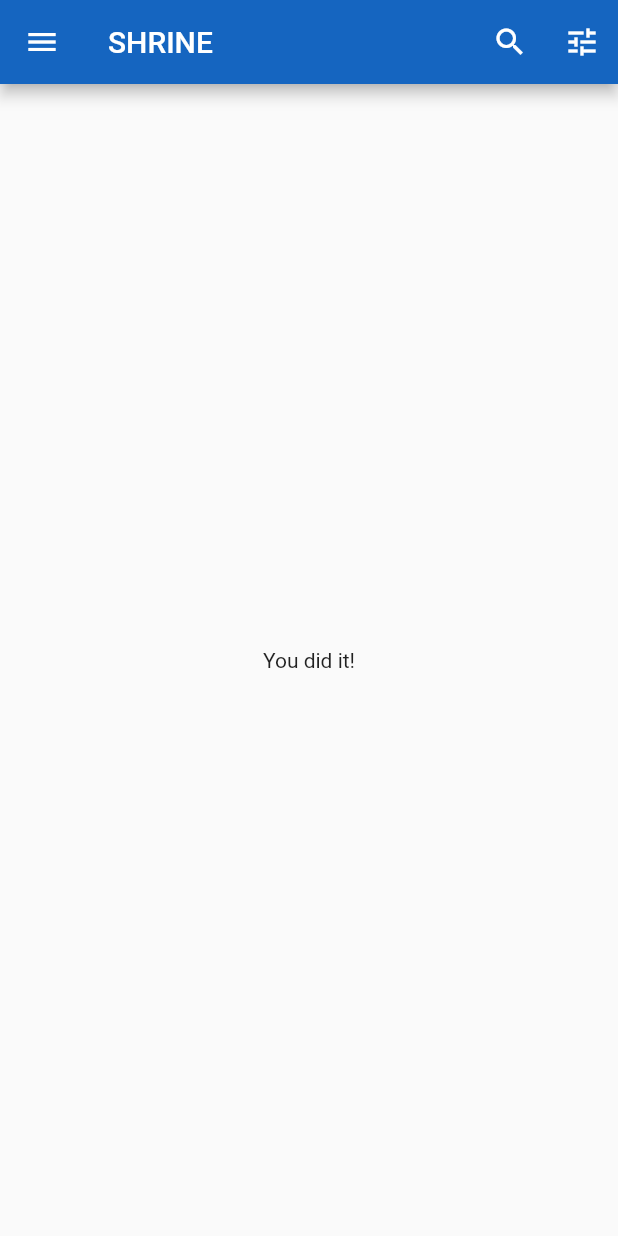
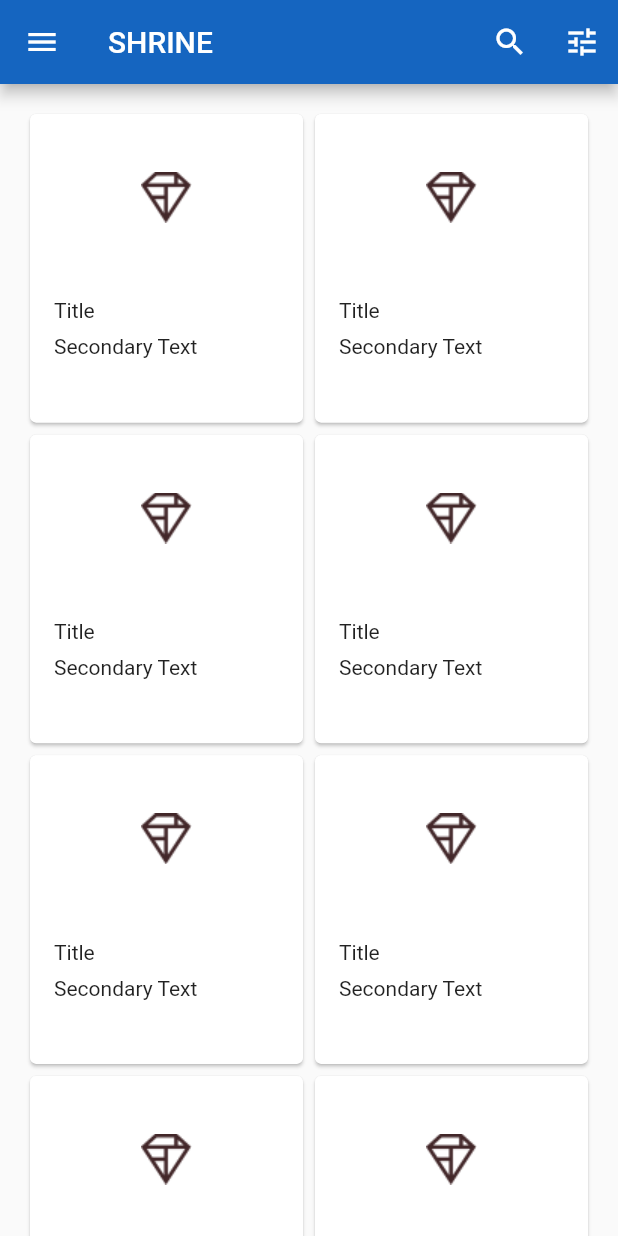
Before and after one commit to mvegas-flutterbots/shrine-commerce, a Flutter app: the HomePage screen opened directly, on a phone screen of 412 x 824 dp. Run offline on Flutter 3.47's test engine with Material 2 defaults, Android fonts, the phone set to English and light mode, and no system bars.

Commit message:
add card and card collection

```diff
--- a/lib/home.dart
+++ b/lib/home.dart
@@ -15,7 +15,35 @@
 import 'package:flutter/material.dart';
 
 class HomePage extends StatelessWidget {
-  // TODO: Make a collection of cards (102)
+  List<Card> _buildGridCards(int count) {
+    List<Card> cards = List.generate(
+      count,
+      (int index) => Card(
+        clipBehavior: Clip.antiAlias,
+        child: Column(
+          crossAxisAlignment: CrossAxisAlignment.start,
+          children: <Widget>[
+            AspectRatio(
+              aspectRatio: 18.0 / 11.0,
+              child: Image.asset('assets/diamond.png'),
+            ),
+            Padding(
+              padding: EdgeInsets.fromLTRB(16.0, 12.0, 16.0, 8.0),
+              child: Column(
+                  crossAxisAlignment: CrossAxisAlignment.start,
+                  children: <Widget>[
+                    Text('Title'),
+                    SizedBox(height: 8.0),
+                    Text('Secondary Text'),
+                  ]),
+            ),
+          ],
+        ),
+      ),
+    );
+    return cards;
+  }
+
   // TODO: Add a variable for Category (104)
   @override
   Widget build(BuildContext context) {
@@ -56,8 +84,11 @@ class HomePage extends StatelessWidget {
         backgroundColor: Colors.blue[800],
       ),
       // TODO: Add a grid view (102)
-      body: Center(
-        child: Text('You did it!'),
+      body: GridView.count(
+        crossAxisCount: 2,
+        padding: EdgeInsets.all(16.0),
+        childAspectRatio: 8.0 / 9.0,
+        children: _buildGridCards(10),
       ),
       resizeToAvoidBottomInset: false,
     );
```
